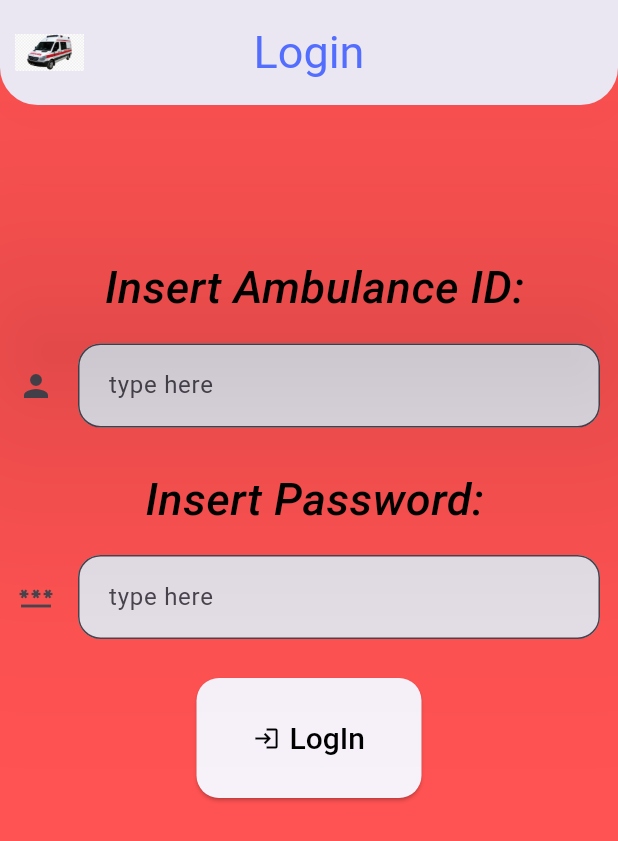
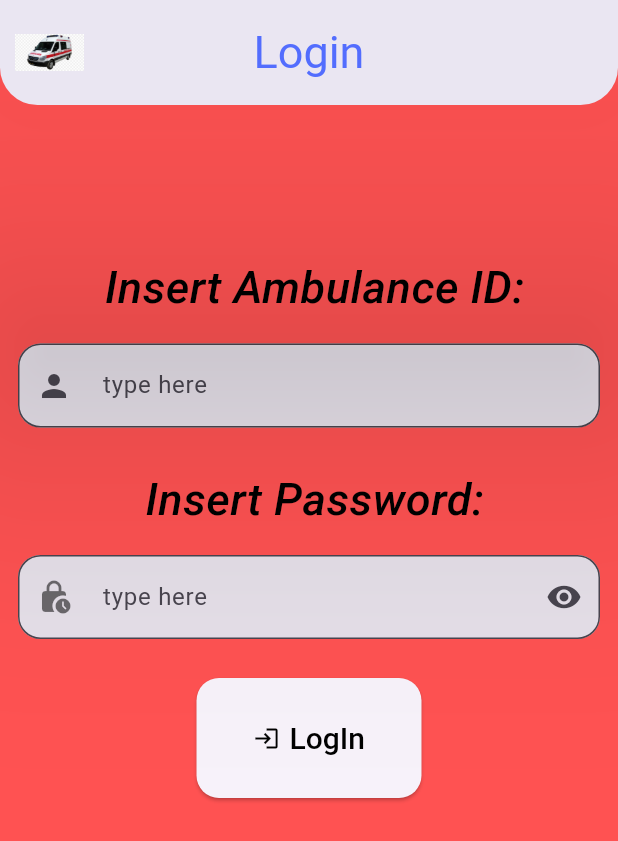
Before and after one commit to gerardocentrella/assd_project_ambulance, a Flutter app: the screen it shows after launch, on a phone screen of 412 x 824 dp. Shown: the top 841 px of the screen. Run offline on Flutter 3.47's test engine with Material 3 defaults, Android fonts, the light colour scheme and no system bars.

Commit message:
login commit

```diff
--- a/lib/pages/login.dart
+++ b/lib/pages/login.dart
@@ -12,6 +12,7 @@ class Login extends StatefulWidget{
 }
 
 class _Login extends State<Login> {
+  bool _obscureText = true;
 
 TextStyle customTextStyle(){
   return const TextStyle(
@@ -60,7 +61,7 @@ TextStyle customTextStyle(){
                   padding: EdgeInsets.symmetric(horizontal: 12, vertical: 16),
                 child: TextField(
                 decoration: InputDecoration(
-                  icon: Icon(Icons.person),
+                  prefixIcon: Icon(Icons.person),
                   filled: true,
                   border: OutlineInputBorder(borderRadius: BorderRadius.all(Radius.circular(15.0))),
                   hintText: ' type here',
@@ -69,13 +70,21 @@ TextStyle customTextStyle(){
               ),
               Container(height: 10,),
                 Text(' Insert Password:', textAlign: TextAlign.center, style: customTextStyle()),
-                  const Padding(padding: EdgeInsets.symmetric(horizontal: 12, vertical: 16),
+                  Padding(padding: const EdgeInsets.symmetric(horizontal: 12, vertical: 16),
                     child: TextField(
-                      obscureText: true,
+                      obscureText: _obscureText,
                     decoration: InputDecoration(
-                      icon: Icon(Icons.password),
+                      prefixIcon: const Icon(Icons.lock_clock_rounded, color: Colors.black54,),
+                      suffixIcon: IconButton(
+                          onPressed: (){
+                            setState(() {
+                              _obscureText =! _obscureText;
+                            });
+                          },
+                          icon: Icon(_obscureText? Icons.visibility: Icons.visibility_off),
+                      ),
                       filled: true,
-                      border: OutlineInputBorder(borderRadius: BorderRadius.all(Radius.circular(15.0))),
+                      border: const OutlineInputBorder(borderRadius: BorderRadius.all(Radius.circular(15.0))),
                       hintText: ' type here',
                    ),
                 ),
```
Also changed, not shown: lib/model/dto/PatientDTO.dart (added, +17 -0 lines), lib/model/dto/PositionDTO.dart (added, +7 -0 lines).
